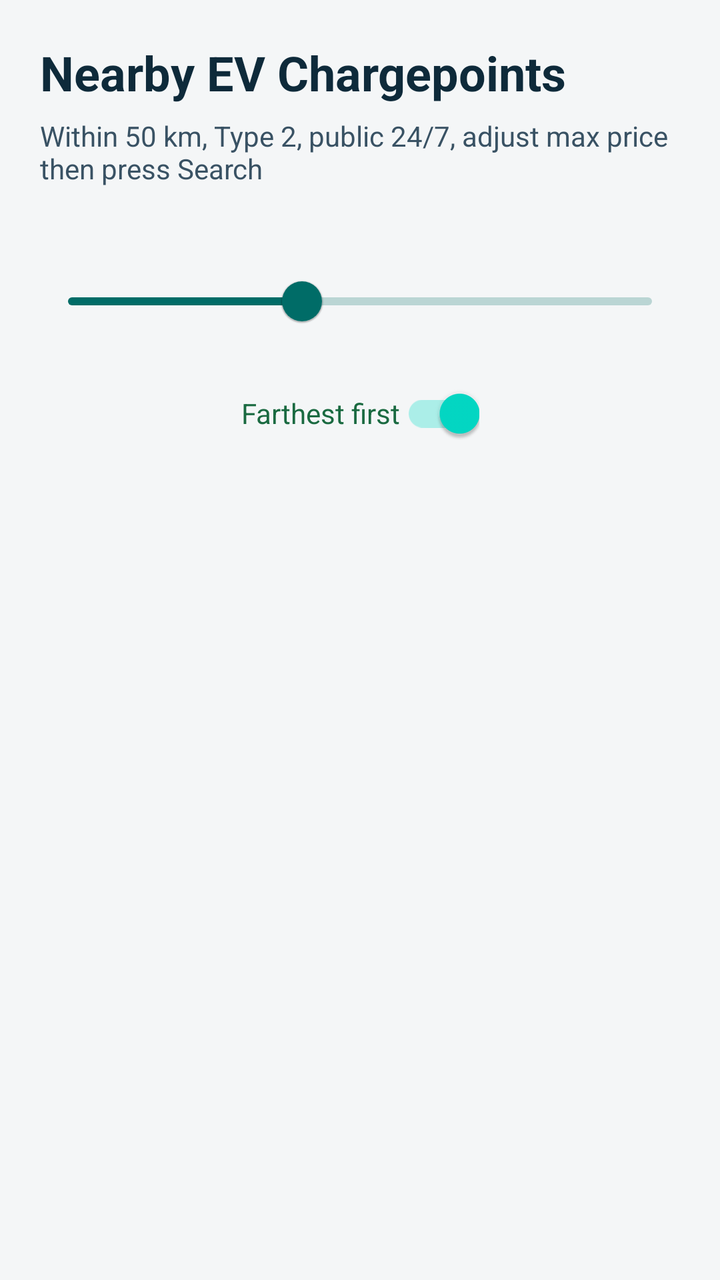
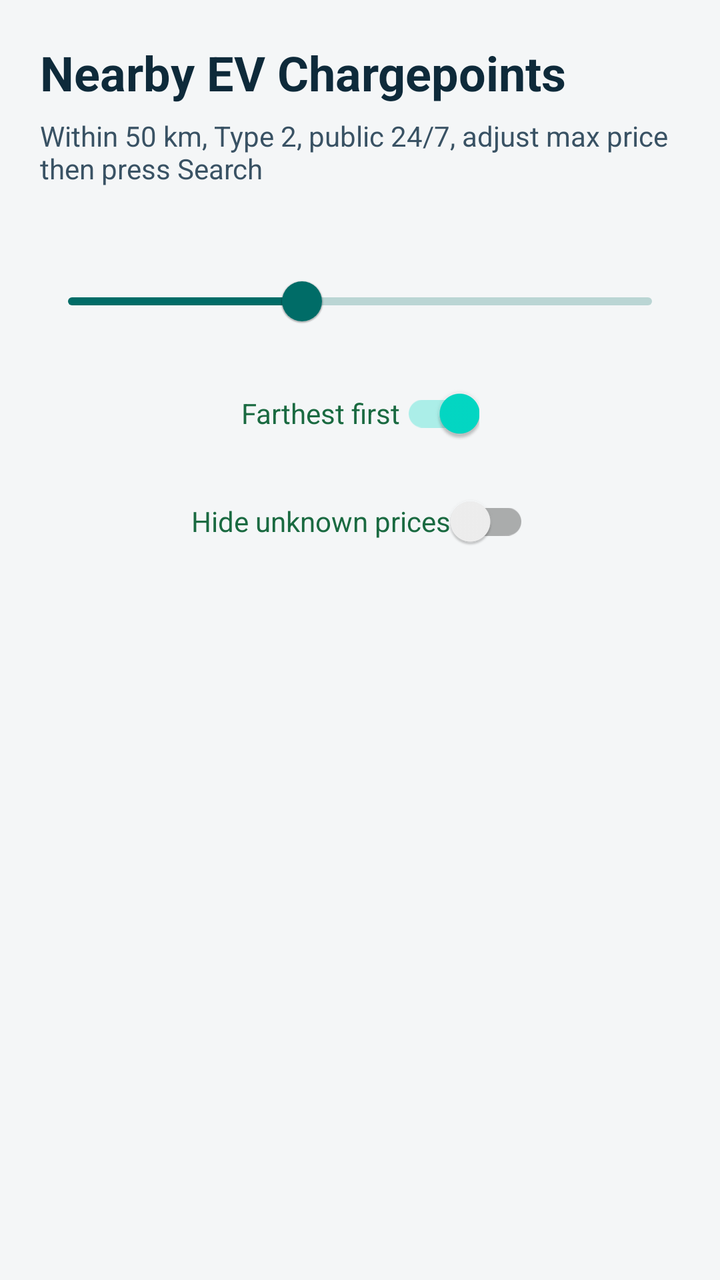

Compare the two renders of this Android layout. The source of the first and the diff that turns it into the second are given below.
<!-- AndroidManifest.xml: application theme Theme.SkylarkinEvFinder -->
<!-- res/layout/activity_main.xml -->
<?xml version="1.0" encoding="utf-8"?>
<androidx.constraintlayout.widget.ConstraintLayout xmlns:android="http://schemas.android.com/apk/res/android"
    xmlns:app="http://schemas.android.com/apk/res-auto"
    android:layout_width="match_parent"
    android:layout_height="match_parent"
    android:background="@color/app_bg">

    <TextView
        android:id="@+id/titleText"
        android:layout_width="0dp"
        android:layout_height="wrap_content"
        android:layout_marginStart="20dp"
        android:layout_marginTop="20dp"
        android:layout_marginEnd="20dp"
        android:text="@string/title"
        android:textColor="@color/title_text"
        android:textSize="24sp"
        android:textStyle="bold"
        app:layout_constraintEnd_toEndOf="parent"
        app:layout_constraintStart_toStartOf="parent"
        app:layout_constraintTop_toTopOf="parent" />

    <TextView
        android:id="@+id/subtitleText"
        android:layout_width="0dp"
        android:layout_height="wrap_content"
        android:layout_marginTop="6dp"
        android:text="@string/subtitle"
        android:textColor="@color/subtitle_text"
        android:textSize="14sp"
        app:layout_constraintEnd_toEndOf="@id/titleText"
        app:layout_constraintStart_toStartOf="@id/titleText"
        app:layout_constraintTop_toBottomOf="@id/titleText" />

    <TextView
        android:id="@+id/priceValueText"
        android:layout_width="0dp"
        android:layout_height="wrap_content"
        android:layout_marginStart="20dp"
        android:layout_marginTop="10dp"
        android:layout_marginEnd="20dp"
        android:textColor="@color/meta_text"
        android:textSize="14sp"
        app:layout_constraintEnd_toEndOf="parent"
        app:layout_constraintStart_toStartOf="parent"
        app:layout_constraintTop_toBottomOf="@id/subtitleText" />

    <com.google.android.material.slider.Slider
        android:id="@+id/priceSlider"
        android:layout_width="0dp"
        android:layout_height="wrap_content"
        android:layout_marginStart="20dp"
        android:layout_marginTop="4dp"
        android:layout_marginEnd="20dp"
        android:value="50"
        android:valueFrom="30"
        android:valueTo="80"
        app:layout_constraintEnd_toEndOf="parent"
        app:layout_constraintStart_toStartOf="parent"
        app:layout_constraintTop_toBottomOf="@id/priceValueText" />

    <androidx.appcompat.widget.SwitchCompat
        android:id="@+id/sortToggle"
        android:layout_width="wrap_content"
        android:layout_height="wrap_content"
        android:layout_marginTop="8dp"
        android:checked="true"
        android:text="Farthest first"
        android:textColor="@color/meta_text"
        app:layout_constraintEnd_toEndOf="parent"
        app:layout_constraintStart_toStartOf="parent"
        app:layout_constraintTop_toBottomOf="@id/priceSlider" />

    <ProgressBar
        android:id="@+id/progressBar"
        android:layout_width="wrap_content"
        android:layout_height="wrap_content"
        android:layout_marginTop="24dp"
        app:layout_constraintEnd_toEndOf="parent"
        app:layout_constraintStart_toStartOf="parent"
        app:layout_constraintTop_toBottomOf="@id/sortToggle" />

    <TextView
        android:id="@+id/statusText"
        android:layout_width="0dp"
        android:layout_height="wrap_content"
        android:layout_marginStart="20dp"
        android:layout_marginTop="16dp"
        android:layout_marginEnd="20dp"
        android:gravity="center"
        android:textColor="@color/status_text"
        android:textSize="15sp"
        app:layout_constraintEnd_toEndOf="parent"
        app:layout_constraintStart_toStartOf="parent"
        app:layout_constraintTop_toBottomOf="@id/progressBar" />

    <Button
        android:id="@+id/retryButton"
        android:layout_width="wrap_content"
        android:layout_height="wrap_content"
        android:layout_marginTop="12dp"
        android:text="@string/retry"
        android:visibility="gone"
        app:layout_constraintEnd_toEndOf="parent"
        app:layout_constraintStart_toStartOf="parent"
        app:layout_constraintTop_toBottomOf="@id/statusText" />

    <androidx.recyclerview.widget.RecyclerView
        android:id="@+id/chargepointList"
        android:layout_width="0dp"
        android:layout_height="0dp"
        android:layout_marginStart="14dp"
        android:layout_marginTop="12dp"
        android:layout_marginEnd="14dp"
        android:layout_marginBottom="12dp"
        android:clipToPadding="false"
        android:paddingBottom="12dp"
        app:layout_constraintBottom_toBottomOf="parent"
        app:layout_constraintEnd_toEndOf="parent"
        app:layout_constraintStart_toStartOf="parent"
        app:layout_constraintTop_toBottomOf="@id/retryButton" />

</androidx.constraintlayout.widget.ConstraintLayout>
<!-- resources referenced by this layout -->
<resources>
  <color name="app_bg">#F4F6F7</color>
  <color name="meta_text">#1A6A41</color>
  <color name="status_text">#3F5F74</color>
  <color name="subtitle_text">#395264</color>
  <color name="title_text">#0E2A3A</color>
  <string name="retry">Search</string>
  <string name="subtitle">Within 50 km, Type 2, public 24/7, adjust max price then press Search</string>
  <string name="title">Nearby EV Chargepoints</string>
  <style name="Theme.SkylarkinEvFinder" parent="Theme.MaterialComponents.DayNight.NoActionBar">
          <item name="colorPrimary">@color/primary</item>
          <item name="colorPrimaryVariant">@color/primary_variant</item>
          <item name="android:statusBarColor" tools:targetApi="l">@color/primary_variant</item>
      </style>
  <color name="primary">#006C67</color>
  <color name="primary_variant">#00504C</color>
</resources>

<!-- the commit's change to res/layout/activity_main.xml (unified diff, before → after) -->
@@ -71,6 +71,18 @@
         app:layout_constraintStart_toStartOf="parent"
         app:layout_constraintTop_toBottomOf="@id/priceSlider" />
 
+    <androidx.appcompat.widget.SwitchCompat
+        android:id="@+id/ignoreUnknownPriceToggle"
+        android:layout_width="wrap_content"
+        android:layout_height="wrap_content"
+        android:layout_marginTop="6dp"
+        android:checked="false"
+        android:text="@string/ignore_unknown_prices"
+        android:textColor="@color/meta_text"
+        app:layout_constraintEnd_toEndOf="parent"
+        app:layout_constraintStart_toStartOf="parent"
+        app:layout_constraintTop_toBottomOf="@id/sortToggle" />
+
     <ProgressBar
         android:id="@+id/progressBar"
         android:layout_width="wrap_content"
@@ -78,7 +90,7 @@
         android:layout_marginTop="24dp"
         app:layout_constraintEnd_toEndOf="parent"
         app:layout_constraintStart_toStartOf="parent"
-        app:layout_constraintTop_toBottomOf="@id/sortToggle" />
+        app:layout_constraintTop_toBottomOf="@id/ignoreUnknownPriceToggle" />
 
     <TextView
         android:id="@+id/statusText"
<!-- resource entries referenced after the edit -->
@@ -5,6 +5,7 @@
   <color name="status_text">#3F5F74</color>
   <color name="subtitle_text">#395264</color>
   <color name="title_text">#0E2A3A</color>
+  <string name="ignore_unknown_prices">Hide unknown prices</string>
   <string name="retry">Search</string>
   <string name="subtitle">Within 50 km, Type 2, public 24/7, adjust max price then press Search</string>
   <string name="title">Nearby EV Chargepoints</string>
